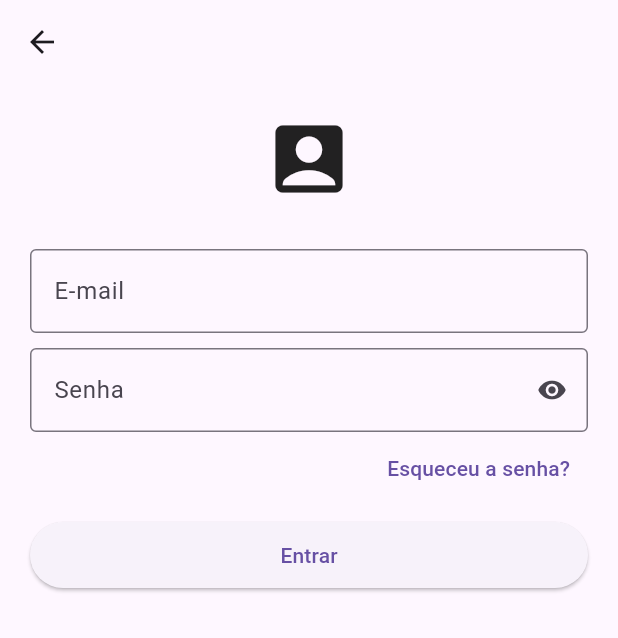
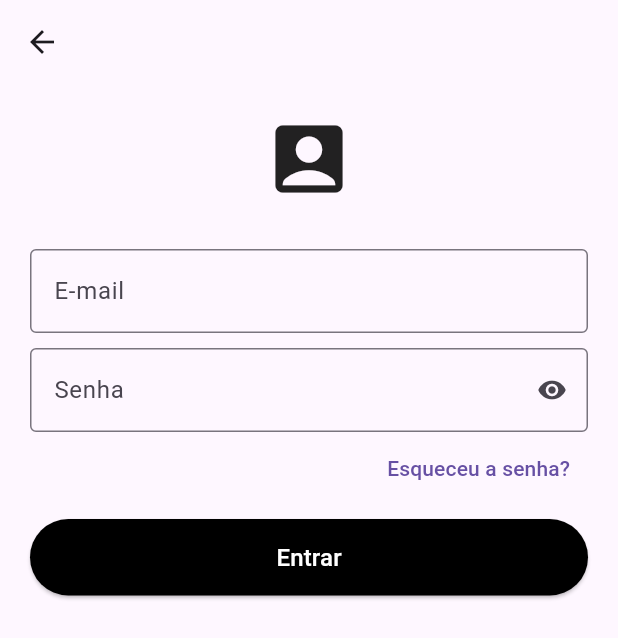
Before and after one commit to victorcampesi/Reparo-PRO, a Flutter app: the screen it shows after launch, after a tap on "Já tenho uma conta", on a phone screen of 412 x 824 dp. Shown: the top 638 px of the screen. Run offline on Flutter 3.47's test engine with Material 3 defaults, Android fonts, the phone set to English and light mode, and no system bars; our stand-ins replace cloud_firestore, device_preview_plus, firebase_auth, firebase_core, flutter_map, geolocator and 2 more; accounts and stored records are empty; generated files the repository leaves out were written again.

Commit message:
feat/login-inicial-firebase

```diff
--- a/lib/service_locator.dart
+++ b/lib/service_locator.dart
@@ -1,8 +1,10 @@
 import 'package:get_it/get_it.dart';
 import 'package:reparo_pro/controller/cadastro_usuario_controller.dart';
 import 'package:reparo_pro/controller/cadastro_empresa_controller.dart';
+import 'services/auth_service.dart';
 
 final getIt = GetIt.instance;
+
 
 void setupLocator() {
   getIt.registerLazySingleton<CadastroUsuarioController>(
@@ -11,4 +13,7 @@ void setupLocator() {
   getIt.registerLazySingleton<CadastroEmpresaController>(
     () => CadastroEmpresaController(),
   );
+
+  getIt.registerLazySingleton<AuthService>(() => AuthService());
+
 }
--- a/lib/view/login_view.dart
+++ b/lib/view/login_view.dart
@@ -1,5 +1,6 @@
 import 'package:flutter/material.dart';
-import '../controller/login_controller.dart';
+import 'package:reparo_pro/service_locator.dart';
+import 'package:reparo_pro/services/auth_service.dart';
 
 class LoginView extends StatefulWidget {
   const LoginView({super.key});
@@ -12,8 +13,11 @@ class _LoginViewState extends State<LoginView> {
   final _formKey = GlobalKey<FormState>();
   final _emailController = TextEditingController();
   final _senhaController = TextEditingController();
-  final _loginController = LoginController();
+  final _auth = getIt<AuthService>();
+
   bool _ocultarSenha = true;
+  bool _carregando = false;
+  String? _erro;
 
   @override
   void dispose() {
@@ -22,12 +26,28 @@ class _LoginViewState extends State<LoginView> {
     super.dispose();
   }
 
-  void _handleLogin() {
-    if (_formKey.currentState!.validate()) {
-      ScaffoldMessenger.of(context).showSnackBar(
-        const SnackBar(content: Text('Dados não encontrados!')),
-      );
+  Future<void> _entrar() async {
+    if (!_formKey.currentState!.validate()) return;
+
+    setState(() {
+      _carregando = true;
+      _erro = null;
+    });
+
+    final erro = await _auth.login(
+      _emailController.text,
+      _senhaController.text,
+    );
+
+    if (!mounted) return;
+    setState(() => _carregando = false);
+
+    if (erro != null) {
+      setState(() => _erro = erro);
+      return;
     }
+
+    Navigator.pushNamedAndRemoveUntil(context, 'home_usuario', (_) => false);
   }
 
   @override
@@ -45,26 +65,26 @@ class _LoginViewState extends State<LoginView> {
                 const SizedBox(height: 30),
                 TextFormField(
                   controller: _emailController,
+                  enabled: !_carregando,
                   keyboardType: TextInputType.emailAddress,
                   textInputAction: TextInputAction.next,
                   decoration: const InputDecoration(
                     labelText: 'E-mail',
                     border: OutlineInputBorder(),
                   ),
-                  validator: (value) {
-                    if (value == null || value.trim().isEmpty) {
-                      return 'Informe o e-mail';
-                    }
-                    if (!_loginController.isValidEmail(value)) {
-                      return 'E-mail inválido';
-                    }
+                  validator: (v) {
+                    if (v == null || v.trim().isEmpty) return 'Informe o e-mail';
+                    if (!v.contains('@')) return 'E-mail inválido';
                     return null;
                   },
                 ),
                 const SizedBox(height: 10),
-                TextField(
+                TextFormField(
                   controller: _senhaController,
+                  enabled: !_carregando,
                   obscureText: _ocultarSenha,
+                  textInputAction: TextInputAction.done,
+                  onFieldSubmitted: (_) => _entrar(),
                   decoration: InputDecoration(
                     labelText: 'Senha',
                     border: const OutlineInputBorder(),
@@ -77,12 +97,28 @@ class _LoginViewState extends State<LoginView> {
                           setState(() => _ocultarSenha = !_ocultarSenha),
                     ),
                   ),
+                  validator: (v) =>
+                      (v == null || v.isEmpty) ? 'Informe a senha' : null,
                 ),
+                if (_erro != null)
+                  Padding(
+                    padding: const EdgeInsets.only(top: 12),
+                    child: Align(
+                      alignment: Alignment.centerLeft,
+                      child: Text(
+                        _erro!,
+                        style: TextStyle(
+                          color: Theme.of(context).colorScheme.error,
+                        ),
+                      ),
+                    ),
+                  ),
                 Align(
                   alignment: Alignment.centerRight,
                   child: TextButton(
-                    onPressed: () =>
-                        Navigator.pushNamed(context, 'recuperar_senha'),
+                    onPressed: _carregando
+                        ? null
+                        : () => Navigator.pushNamed(context, 'recuperar_senha'),
                     child: const Text('Esqueceu a senha?'),
                   ),
                 ),
@@ -90,11 +126,24 @@ class _LoginViewState extends State<LoginView> {
                 SizedBox(
                   width: double.infinity,
                   child: ElevatedButton(
-                    onPressed: _handleLogin,
-                    child: const Padding(
-                      padding: EdgeInsets.symmetric(vertical: 12),
-                      child: Text('Entrar'),
+                    onPressed: _carregando ? null : _entrar,
+                    style: ElevatedButton.styleFrom(
+                      backgroundColor: Colors.black,
+                      padding: const EdgeInsets.symmetric(vertical: 14),
                     ),
+                    child: _carregando
+                        ? const SizedBox(
+                            height: 20,
+                            width: 20,
+                            child: CircularProgressIndicator(
+                              strokeWidth: 2,
+                              color: Colors.white,
+                            ),
+                          )
+                        : const Text(
+                            'Entrar',
+                            style: TextStyle(color: Colors.white, fontSize: 16),
+                          ),
                   ),
                 ),
               ],
```
Also changed, not shown: lib/controller/recuperar_senha_controller.dart (+48 -1 lines), lib/services/auth_service.dart (added, +84 -0 lines), lib/view/recuperar_senha_view.dart (+73 -30 lines), pubspec.lock, 1 other file.
